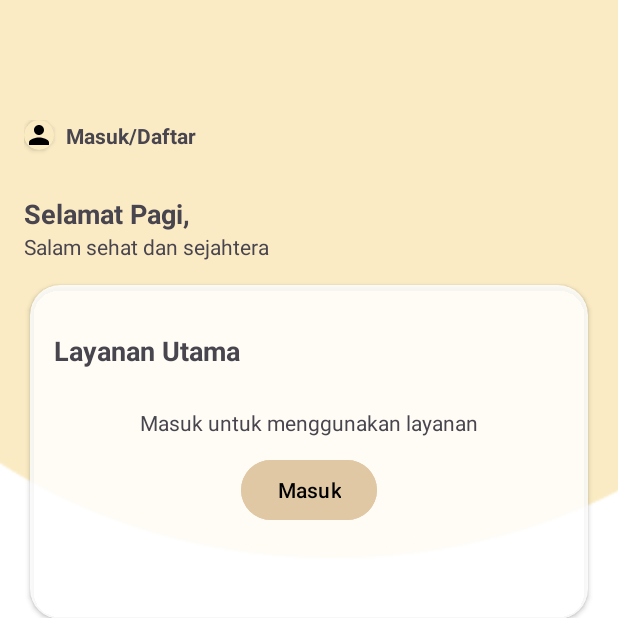
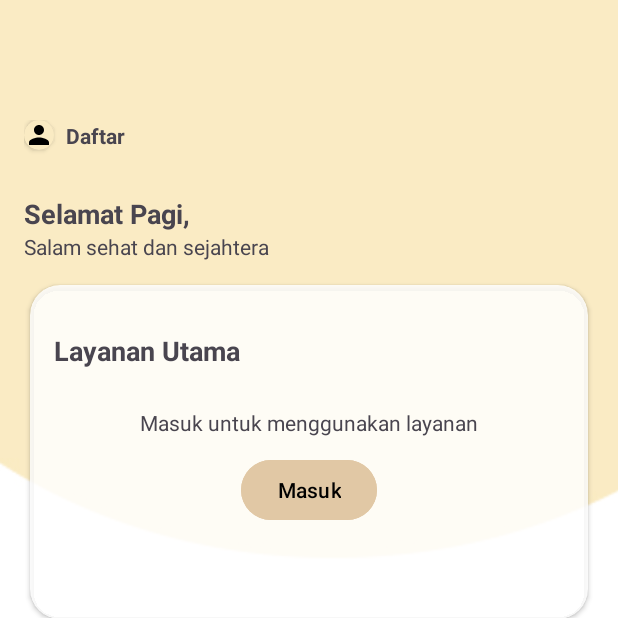
Before and after one commit to UNNESTech-UNNES/MEDUNNES-mobile, an Android app: the screen it shows after launch (MainActivity), on a phone screen of 412 x 824 dp, the top half of it. Run offline under Robolectric (Android 15) with nearby library versions, the light colour scheme and no system bars; our stand-ins replace Room's generated code, navigation-ui; pictures from the network do not load.

Commit message:
clear actvity when intent to main after login and logout

```diff
--- a/medunnes/app/src/main/java/com/medunnes/telemedicine/ui/auth/login/LoginActivity.kt
+++ b/medunnes/app/src/main/java/com/medunnes/telemedicine/ui/auth/login/LoginActivity.kt
@@ -118,6 +118,7 @@ class LoginActivity : AppCompatActivity(), View.OnClickListener {
         if (viewModel.getUserStatus()) {
            hideProgressBar()
             val intent = Intent(this@LoginActivity, MainActivity::class.java)
+            intent.addFlags(Intent.FLAG_ACTIVITY_CLEAR_TOP or Intent.FLAG_ACTIVITY_NEW_TASK)
             startActivity(intent)
         }
 
--- a/medunnes/app/src/main/java/com/medunnes/telemedicine/ui/main/MainActivity.kt
+++ b/medunnes/app/src/main/java/com/medunnes/telemedicine/ui/main/MainActivity.kt
@@ -34,6 +34,5 @@ class MainActivity : AppCompatActivity() {
         setupActionBarWithNavController(navController, appBarConfiguration)
         navView.setupWithNavController(navController)
         supportActionBar?.hide()
-
     }
 }
--- a/medunnes/app/src/main/java/com/medunnes/telemedicine/ui/profile/ProfileFragment.kt
+++ b/medunnes/app/src/main/java/com/medunnes/telemedicine/ui/profile/ProfileFragment.kt
@@ -187,6 +187,7 @@ class ProfileFragment : Fragment(), View.OnClickListener {
                 cvDeleteAccount -> {
                     lifecycleScope.launch { viewModel.setLogoutStatus() }
                     val intent = Intent(context, MainActivity::class.java)
+                    intent.addFlags(Intent.FLAG_ACTIVITY_CLEAR_TOP or Intent.FLAG_ACTIVITY_NEW_TASK)
                     startActivity(intent)
                 }
                 else -> makeToast("NO CLICK")
--- a/medunnes/app/src/main/res/layout/fragment_home.xml
+++ b/medunnes/app/src/main/res/layout/fragment_home.xml
@@ -41,7 +41,7 @@
             app:layout_constraintBottom_toBottomOf="@id/cv_profile_pic"
             android:layout_marginStart="8dp"
             android:textStyle="bold"
-            android:text="@string/masuk_daftar"/>
+            android:text="@string/daftar"/>
 
         <ProgressBar
             android:id="@+id/progress_bar"
```
Also changed, not shown: medunnes/app/src/main/java/com/medunnes/telemedicine/ui/home/HomeFragment.kt (+7 -1 lines).
